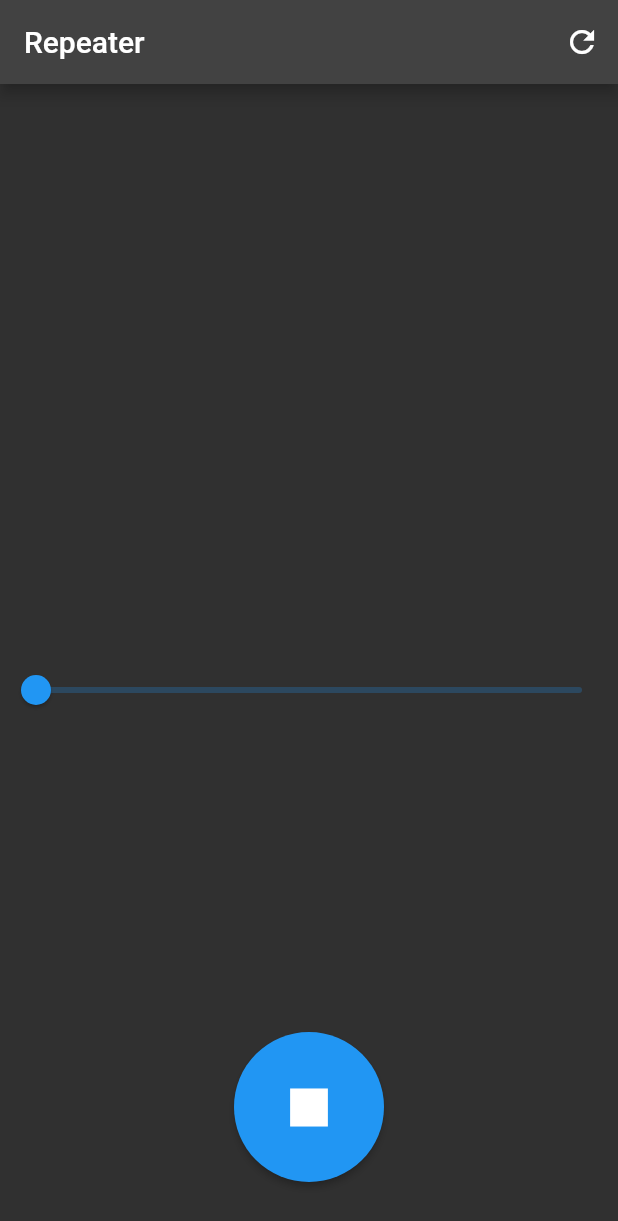
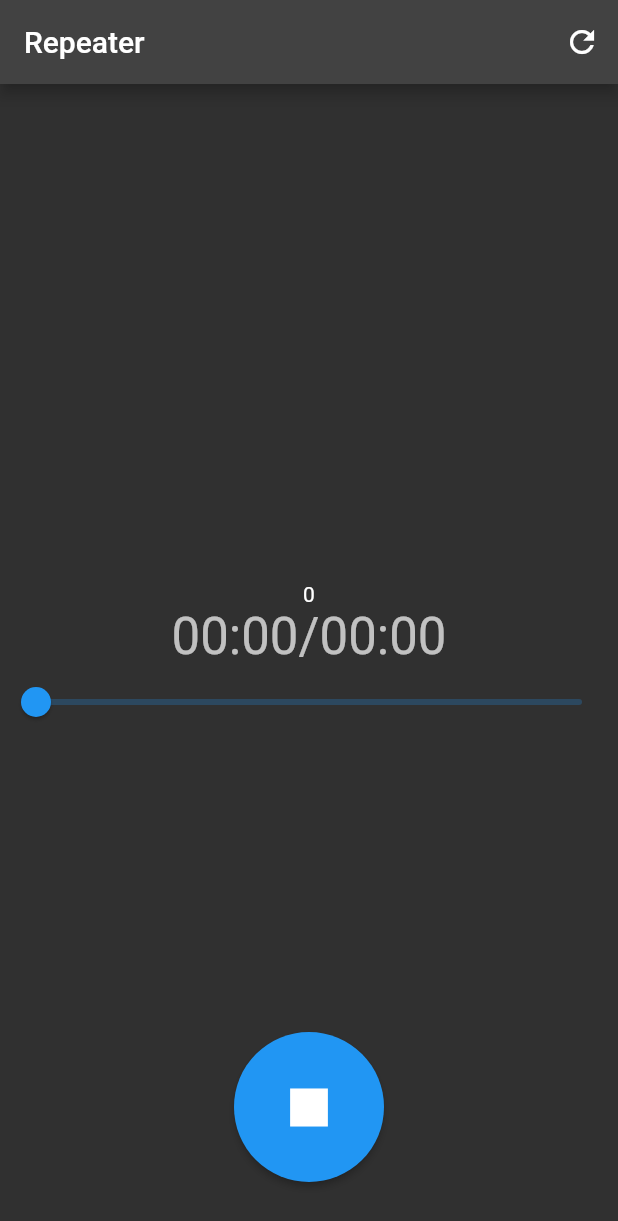
Before and after one commit to diyews/repeater, a Flutter app: the screen it shows after launch, after a tap on the "mic none" icon, on a phone screen of 412 x 824 dp. Shown: the top 1221 px of the screen. Run offline on Flutter 3.47's test engine with Material 2 defaults, Android fonts, the phone set to English and light mode, and no system bars; our stand-ins replace permission_handler.

```diff
--- /dev/null
+++ b/lib/duration_with_slider.dart
@@ -0,0 +1,107 @@
+import 'dart:async';
+import 'dart:isolate';
+
+import 'package:flutter/material.dart';
+import 'package:flutter/services.dart';
+
+class DurationWithSlider extends StatefulWidget {
+  const DurationWithSlider({Key? key, required}) : super(key: key);
+
+  @override
+  _DurationWithSliderState createState() => _DurationWithSliderState();
+}
+
+class _DurationWithSliderState extends State<DurationWithSlider> {
+  static const platform = MethodChannel('ws.diye/repeater');
+
+  SendPort? sendPort;
+  final ReceivePort receivePort = ReceivePort();
+  int currentPosition = 0;
+  int recordDuration = 0;
+  double _currentSliderValue = 0;
+  String currentPositionStr = '00:00';
+  String recordDurationStr = '00:00';
+
+  @override
+  void initState() {
+    super.initState();
+
+    platform.setMethodCallHandler((call) async {
+      switch (call.method) {
+        case 'updateDuration':
+          final int v = call.arguments;
+          recordDuration = v;
+          setState(() {
+            recordDurationStr = _printDuration(v);
+          });
+          break;
+        default:
+      }
+    });
+
+    getCurrentPositionPool();
+  }
+
+  getCurrentPositionPool() {
+    /* take about 4ms */
+    platform.invokeMethod('getCurrentPosition').then((value) {
+      currentPosition = value;
+      if (recordDuration != 0) {
+        setState(() {
+          currentPositionStr = _printDuration(value);
+          _currentSliderValue = currentPosition / recordDuration * 100;
+        });
+      }
+    }).whenComplete(() => Timer(
+        const Duration(milliseconds: 100), () => getCurrentPositionPool()));
+  }
+
+  String _printDuration(int ms) {
+    final duration = Duration(milliseconds: ms);
+    String twoDigits(int n) => n.toString().padLeft(2, "0");
+    // String threeDigits(int n) => n.toString().padLeft(3, "0");
+    String twoDigitMinutes = twoDigits(duration.inMinutes.remainder(60));
+    String twoDigitSeconds = twoDigits(duration.inSeconds.remainder(60));
+    // String threeDigitMilliSeconds =
+    //     threeDigits(duration.inMilliseconds.remainder(1000));
+    return "$twoDigitMinutes:$twoDigitSeconds";
+  }
+
+  @override
+  void dispose() {
+    super.dispose();
+
+    sendPort?.send('');
+  }
+
+  @override
+  Widget build(BuildContext context) {
+    return Column(
+      children: [
+        Text('$currentPosition'),
+        Row(
+          mainAxisSize: MainAxisSize.min,
+          children: [
+            Text(
+              '$currentPositionStr/$recordDurationStr',
+              style: Theme.of(context).textTheme.headline4,
+            ),
+          ],
+        ),
+        Slider(
+          value: _currentSliderValue,
+          max: 100,
+          onChanged: (double value) {
+            setState(() {
+              _currentSliderValue = value;
+            });
+          },
+          onChangeEnd: (value) {
+            platform.invokeMethod(
+                "seek", {'position': (value / 100 * recordDuration).floor()});
+          },
+        ),
+      ],
+    );
+  }
+}
--- a/lib/main.dart
+++ b/lib/main.dart
@@ -1,8 +1,8 @@
-import 'dart:async';
-
 import 'package:flutter/material.dart';
 import 'package:flutter/services.dart';
 import 'package:permission_handler/permission_handler.dart';
+
+import 'duration_with_slider.dart';
 
 void main() {
   runApp(const MyApp());
@@ -14,6 +14,11 @@ class MyApp extends StatelessWidget {
   // This widget is the root of your application.
   @override
   Widget build(BuildContext context) {
+    SystemChrome.setPreferredOrientations([
+      DeviceOrientation.portraitDown,
+      DeviceOrientation.portraitUp,
+    ]);
+
     return MaterialApp(
       title: 'Repeater',
       theme: ThemeData(
@@ -35,11 +40,9 @@ class MyHomePage extends StatefulWidget {
 }
 
 class _MyHomePageState extends State<MyHomePage> {
-  int _counter = 0;
   int currentPosition = 0;
   int recordDuration = 0;
   String recordDurationStr = '';
-  double _currentSliderValue = 0;
   static const platform = MethodChannel('ws.diye/repeater');
 
   @override
@@ -47,46 +50,6 @@ class _MyHomePageState extends State<MyHomePage> {
     super.initState();
 
     Permission.microphone.request();
-
-    platform.setMethodCallHandler((call) async {
-      switch (call.method) {
-        case 'updateDuration':
-          final int v = call.arguments;
-          recordDuration = v;
-          setState(() {
-            recordDurationStr = _printDuration(v);
-          });
-          break;
-        default:
-      }
-    });
-
-    getCurrentPositionPool();
-  }
-
-  getCurrentPositionPool() {
-    /* take about 4ms */
-    platform.invokeMethod('getCurrentPosition').then((value) {
-      currentPosition = value;
-      if (recordDuration != 0) {
-        // todo performance
-        setState(() {
-          _currentSliderValue = currentPosition / recordDuration * 100;
-        });
-      }
-    }).whenComplete(() => Timer(
-        const Duration(milliseconds: 100), () => getCurrentPositionPool()));
-  }
-
-  String _printDuration(int ms) {
-    final duration = Duration(milliseconds: ms);
-    String twoDigits(int n) => n.toString().padLeft(2, "0");
-    String threeDigits(int n) => n.toString().padLeft(3, "0");
-    String twoDigitMinutes = twoDigits(duration.inMinutes.remainder(60));
-    String twoDigitSeconds = twoDigits(duration.inSeconds.remainder(60));
-    String threeDigitMilliSeconds =
-        threeDigits(duration.inMilliseconds.remainder(1000));
-    return "$twoDigitMinutes:$twoDigitSeconds";
   }
 
   @override
@@ -107,23 +70,8 @@ class _MyHomePageState extends State<MyHomePage> {
           Center(
             child: Column(
               mainAxisAlignment: MainAxisAlignment.center,
-              children: <Widget>[
-                Text(
-                  recordDurationStr,
-                  style: Theme.of(context).textTheme.headline4,
-                ),
-                Slider(
-                  value: _currentSliderValue,
-                  max: 100,
-                  onChanged: (double value) {
-                    setState(() {
-                      _currentSliderValue = value;
-                    });
-                  },
-                  onChangeEnd: (value) {
-                    platform.invokeMethod("seek", {'position': value});
-                  },
-                ),
+              children: const <Widget>[
+                DurationWithSlider(),
               ],
             ),
           ),
@@ -157,11 +105,11 @@ class _PlayStopState extends State<_PlayStop> {
       width: 100,
       height: 100,
       child: ElevatedButton(
-        onPressed: () {
+        onPressed: () async {
           if (recording) {
-            widget.platform.invokeMethod("stopRecord");
+            await widget.platform.invokeMethod("stopRecord");
           } else {
-            widget.platform.invokeMethod("startRecord");
+            await widget.platform.invokeMethod("startRecord");
           }
           setState(() {
             recording = !recording;
```
Also changed, not shown: 1 other file.
